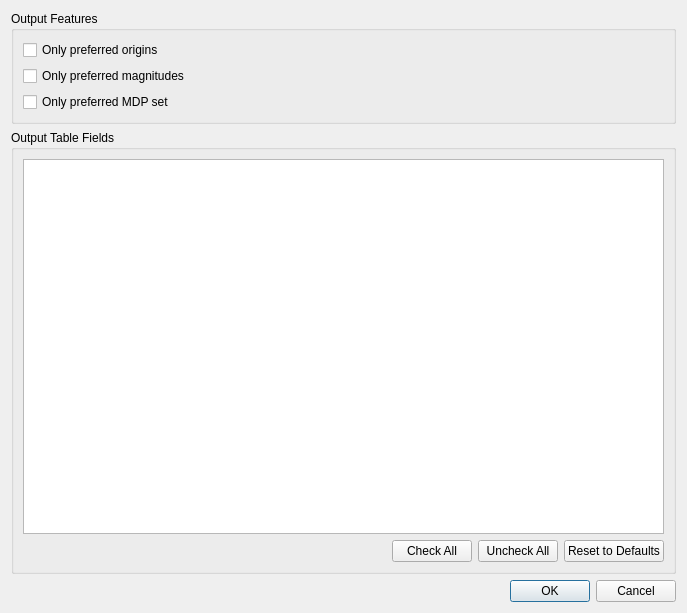
The window that qquake/ui/output_table_options.ui (INGV/qquake) describes before a commit, drawn with Qt 5.
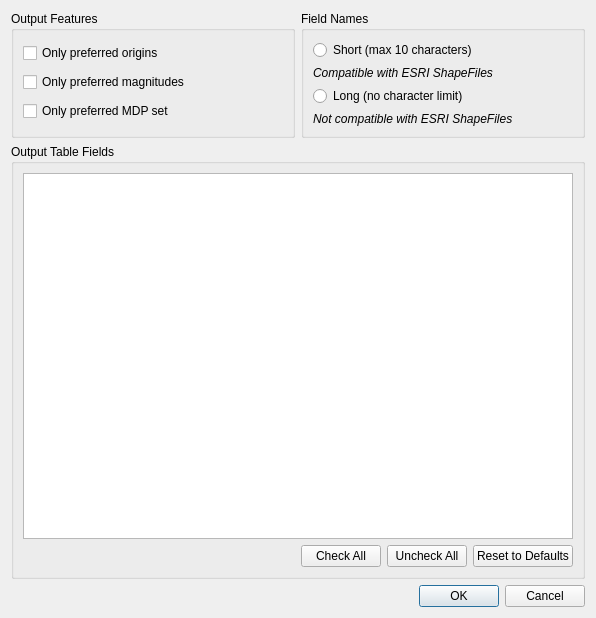
The same window after the commit.

Commit message:
Add switch to change between short or long field names
Fixes #19

Diff of the .ui file:
```diff
--- a/qquake/ui/output_table_options.ui
+++ b/qquake/ui/output_table_options.ui
@@ -6,15 +6,25 @@
    <rect>
     <x>0</x>
     <y>0</y>
-    <width>687</width>
-    <height>613</height>
+    <width>596</width>
+    <height>618</height>
    </rect>
   </property>
   <property name="windowTitle">
    <string>Form</string>
   </property>
-  <layout class="QVBoxLayout" name="verticalLayout">
-   <item>
+  <layout class="QGridLayout" name="gridLayout_2" rowstretch="0,1,0">
+   <item row="2" column="0" colspan="2">
+    <widget class="QDialogButtonBox" name="button_box">
+     <property name="orientation">
+      <enum>Qt::Horizontal</enum>
+     </property>
+     <property name="standardButtons">
+      <set>QDialogButtonBox::Cancel|QDialogButtonBox::Ok</set>
+     </property>
+    </widget>
+   </item>
+   <item row="0" column="0">
     <widget class="QGroupBox" name="groupBox_2">
      <property name="title">
       <string>Output Features</string>
@@ -44,7 +54,44 @@
      </layout>
     </widget>
    </item>
-   <item>
+   <item row="0" column="1">
+    <widget class="QGroupBox" name="groupBox_3">
+     <property name="title">
+      <string>Field Names</string>
+     </property>
+     <layout class="QGridLayout" name="gridLayout_3">
+      <item row="3" column="0" colspan="2">
+       <widget class="QRadioButton" name="radio_long_fields">
+        <property name="text">
+         <string>Long (no character limit)</string>
+        </property>
+       </widget>
+      </item>
+      <item row="0" column="0" colspan="2">
+       <widget class="QRadioButton" name="radio_short_fields">
+        <property name="text">
+         <string>Short (max 10 characters)</string>
+        </property>
+       </widget>
+      </item>
+      <item row="1" column="0" colspan="2">
+       <widget class="QLabel" name="label">
+        <property name="text">
+         <string>&lt;i&gt;Compatible with ESRI ShapeFiles&lt;/i&gt;</string>
+        </property>
+       </widget>
+      </item>
+      <item row="4" column="0" colspan="2">
+       <widget class="QLabel" name="label_2">
+        <property name="text">
+         <string>&lt;i&gt;Not compatible with ESRI ShapeFiles&lt;/i&gt;</string>
+        </property>
+       </widget>
+      </item>
+     </layout>
+    </widget>
+   </item>
+   <item row="1" column="0" colspan="2">
     <widget class="QGroupBox" name="groupBox">
      <property name="title">
       <string>Output Table Fields</string>
@@ -90,16 +137,6 @@
      </layout>
     </widget>
    </item>
-   <item>
-    <widget class="QDialogButtonBox" name="button_box">
-     <property name="orientation">
-      <enum>Qt::Horizontal</enum>
-     </property>
-     <property name="standardButtons">
-      <set>QDialogButtonBox::Cancel|QDialogButtonBox::Ok</set>
-     </property>
-    </widget>
-   </item>
   </layout>
  </widget>
  <resources/>
```
The commit also changes 3 other files.
